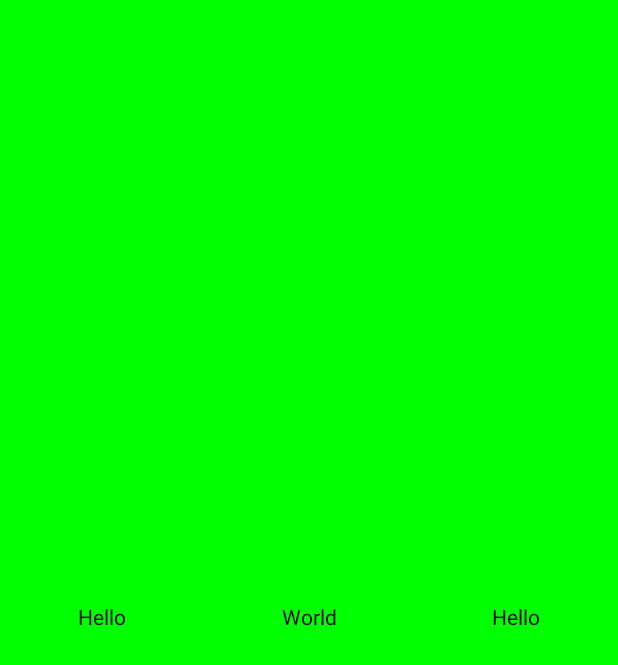
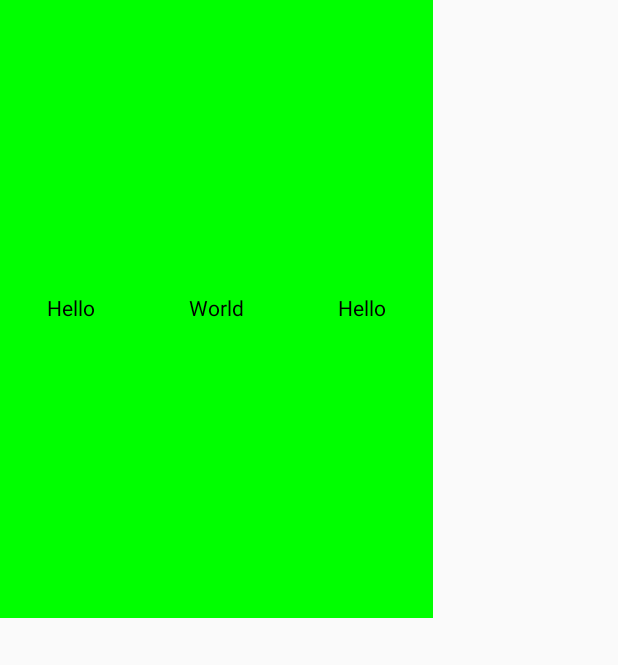
Before and after one commit to bartekkleczar/naukaKotlinAndroidYT, an Android app built with Jetpack Compose: the screen it shows after launch (MainActivity), on a phone screen of 412 x 824 dp. Before the commit the part shown is almost empty. Shown: the top 665 px of the screen. Run offline under Robolectric (Android 15) with nearby library versions, the phone set to English and light mode, and no system bars.

```diff
--- a/app/src/main/java/pl/klenczi/drugifilmik/MainActivity.kt
+++ b/app/src/main/java/pl/klenczi/drugifilmik/MainActivity.kt
@@ -7,7 +7,11 @@ import androidx.compose.foundation.background
 import androidx.compose.foundation.layout.Arrangement
 import androidx.compose.foundation.layout.Column
 import androidx.compose.foundation.layout.Row
+import androidx.compose.foundation.layout.fillMaxHeight
 import androidx.compose.foundation.layout.fillMaxSize
+import androidx.compose.foundation.layout.fillMaxWidth
+import androidx.compose.foundation.layout.height
+import androidx.compose.foundation.layout.width
 import androidx.compose.material3.MaterialTheme
 import androidx.compose.material3.Surface
 import androidx.compose.material3.Text
@@ -16,6 +20,7 @@ import androidx.compose.ui.Alignment
 import androidx.compose.ui.Modifier
 import androidx.compose.ui.graphics.Color
 import androidx.compose.ui.tooling.preview.Preview
+import androidx.compose.ui.unit.dp
 import pl.klenczi.drugifilmik.ui.theme.DrugiFilmikTheme
 
 class MainActivity : ComponentActivity() {
@@ -23,13 +28,12 @@ class MainActivity : ComponentActivity() {
         super.onCreate(savedInstanceState)
         setContent {
             Row(modifier = Modifier
-                    .fillMaxSize()
+                    //.fillMaxSize(0.5f)
+                     .fillMaxHeight(0.5f) .fillMaxWidth(0.7f)
+                    //.width(200.dp) .height(300.dp)
                     .background(Color.Green),
-                verticalAlignment = Alignment.CenterVertically, // centruje elementy z kolumny w wyznaczonym obszarze
+                verticalAlignment = Alignment.CenterVertically,
                 horizontalArrangement = Arrangement.SpaceAround
-                    // .SpaceBetween - rozdziela elementy na poziome granice
-                    // .SpaceEvenly - dzieli na rowne czesc i daje elementy na granicach tych czesci
-                    // .SpaceAround - przestrzen miedzy lementami jest taka sama ale miedzy elementem a granica polowe mniejsza
             ){
                 Text("Hello")
                 Text("World")
```
